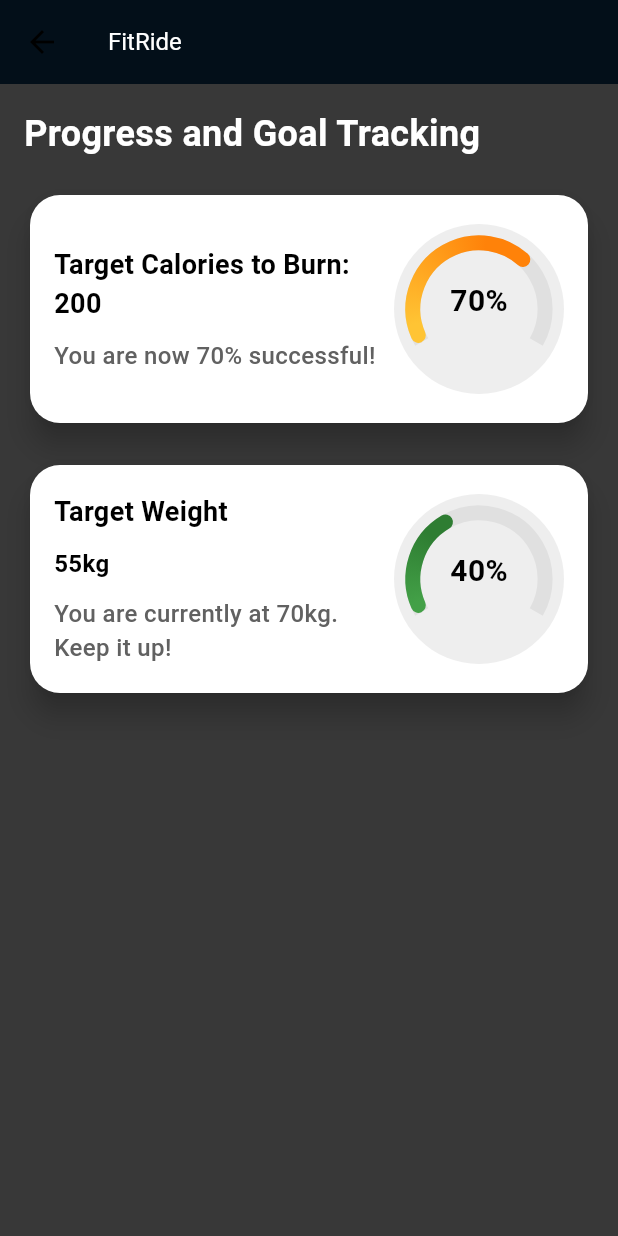
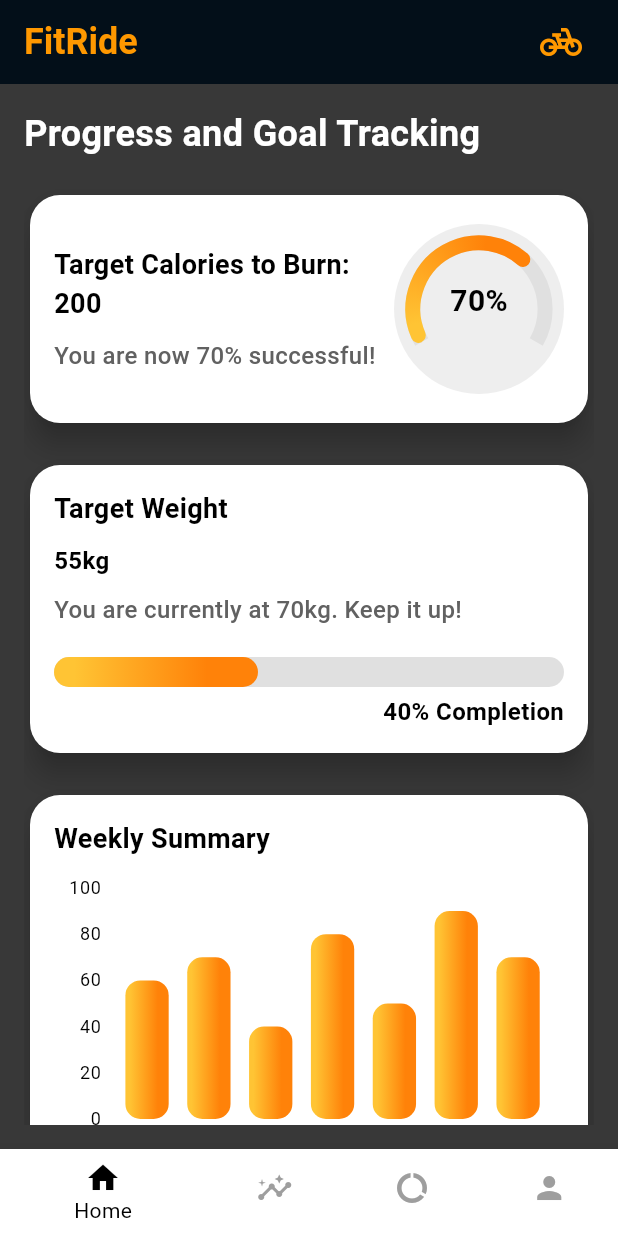
Before and after one commit to 1Jerome23/FitRide, a Flutter app: the GoalTrackingPage screen opened by its route, on a phone screen of 412 x 824 dp. Run offline on Flutter 3.47's test engine with Material 3 defaults, Android fonts, the phone set to English and light mode, and no system bars; drawn by our look-alikes of syncfusion_flutter_gauges; our stand-ins replace cloud_firestore, firebase_auth, firebase_core, font_awesome_flutter, geolocator, google_fonts and 2 more; accounts and stored records are empty.

Commit message:
new goal tracking page

```diff
--- a/fitride/lib/pages/goal_tracking.dart
+++ b/fitride/lib/pages/goal_tracking.dart
@@ -1,29 +1,69 @@
 import 'package:flutter/material.dart';
-import 'package:syncfusion_flutter_gauges/gauges.dart';
+import 'package:syncfusion_flutter_charts/charts.dart';
+import 'package:syncfusion_flutter_gauges/gauges.dart' as gauges;
+import 'package:google_fonts/google_fonts.dart';
 
-class GoalTrackingPage extends StatelessWidget {
+class GoalTrackingPage extends StatefulWidget {
   const GoalTrackingPage({super.key});
+
+  @override
+  _GoalTrackingPageState createState() => _GoalTrackingPageState();
+}
+
+class _GoalTrackingPageState extends State<GoalTrackingPage> {
+  int _selectedIndex = 0;
+
+  void _onItemTapped(int index) {
+    setState(() {
+      _selectedIndex = index;
+    });
+  }
+
+  void _logout() {
+    // Add your logout logic here
+    print("User logged out");
+  }
 
   @override
   Widget build(BuildContext context) {
     return Scaffold(
       backgroundColor: Color(0xFF383838), // Background color #383838
       appBar: AppBar(
+        automaticallyImplyLeading: false,
         backgroundColor: Colors.black,
-        title: Text(
-          'FitRide',
-          style: TextStyle(
-            color: Colors.white,
-            fontSize: 16,
+        title: Row(
+          mainAxisAlignment: MainAxisAlignment.spaceBetween,
+          children: [
+            // FitRide Title Section
+            Text(
+              "FitRide",
+              style: GoogleFonts.roboto(
+                color: Colors.orange,
+                fontSize: 24,
+                fontWeight: FontWeight.bold,
               ),
+            ),
+            GestureDetector(
+              onTap: _logout,
+              child: Padding(
+                padding: const EdgeInsets.all(8.0),
+                child: Icon(
+                  Icons.pedal_bike,
+                  color: Colors.orange,
+                  size: 28,
+                ),
+              ),
+            ),
+          ],
         ),
       ),
       body: Padding(
         padding: const EdgeInsets.all(16.0),
+        child: SingleChildScrollView(
           child: Column(
             crossAxisAlignment: CrossAxisAlignment.start,
             children: [
-            // Title at the top
+              // Title
               Text(
                 'Progress and Goal Tracking',
                 style: TextStyle(
@@ -34,7 +74,7 @@ class GoalTrackingPage extends StatelessWidget {
               ),
               SizedBox(height: 20),
 
-            // First Card: Calories Burned
+              // First Card: Target Calories to Burn
               Card(
                 color: Colors.white,
                 shape: RoundedRectangleBorder(
@@ -82,21 +122,21 @@ class GoalTrackingPage extends StatelessWidget {
                             shape: BoxShape.circle,
                             color: Colors.grey.shade200,
                           ),
-                        child: SfRadialGauge(
+                          child: gauges.SfRadialGauge(
                             axes: [
-                            RadialAxis(
+                              gauges.RadialAxis(
                                 pointers: [
-                                RangePointer(
+                                  gauges.RangePointer(
                                     value: 70,
                                     width: 10,
-                                  cornerStyle: CornerStyle.bothCurve,
+                                    cornerStyle: gauges.CornerStyle.bothCurve,
                                     gradient: SweepGradient(
                                       colors: [Color(0xFFFFC434), Color(0xFFFF8209)],
                                       stops: [0.1, 0.75],
                                     ),
                                   )
                                 ],
-                              axisLineStyle: AxisLineStyle(
+                                axisLineStyle: gauges.AxisLineStyle(
                                   thickness: 10,
                                   color: Colors.grey.shade300,
                                 ),
@@ -105,7 +145,7 @@ class GoalTrackingPage extends StatelessWidget {
                                 showLabels: false,
                                 showTicks: false,
                                 annotations: [
-                                GaugeAnnotation(
+                                  gauges.GaugeAnnotation(
                                     widget: Text(
                                       '70%',
                                       style: TextStyle(
@@ -139,11 +179,6 @@ class GoalTrackingPage extends StatelessWidget {
                 elevation: 8,
                 child: Padding(
                   padding: const EdgeInsets.all(16.0),
-                child: Row(
-                  children: [
-                    // Left side: Text information
-                    Expanded(
-                      flex: 2,
                   child: Column(
                     crossAxisAlignment: CrossAxisAlignment.start,
                     children: [
@@ -173,59 +208,103 @@ class GoalTrackingPage extends StatelessWidget {
                           color: Colors.grey.shade700,
                         ),
                       ),
+                      SizedBox(height: 20),
+                      // Horizontal Progress Bar
+                      Stack(
+                        children: [
+                          // Background bar
+                          Container(
+                            height: 20,
+                            decoration: BoxDecoration(
+                              color: Colors.grey.shade300,
+                              borderRadius: BorderRadius.circular(10),
+                            ),
+                          ),
+                          // Foreground progress bar
+                          FractionallySizedBox(
+                            widthFactor: 0.4, // 40% progress
+                            child: Container(
+                              height: 20,
+                              decoration: BoxDecoration(
+                                gradient: LinearGradient(
+                                  colors: [Color(0xFFFFC434), Color(0xFFFF8209)],
+                                  stops: [0.1, 0.75],
+                                ),
+                                borderRadius: BorderRadius.circular(10),
+                              ),
+                            ),
+                          ),
+                        ],
+                      ),
+                      SizedBox(height: 5),
+                      Align(
+                        alignment: Alignment.centerRight,
+                        child: Text(
+                          '40% Completion',
+                          style: TextStyle(
+                            fontSize: 16,
+                            fontWeight: FontWeight.bold,
+                            color: Colors.black,
+                          ),
+                        ),
+                      ),
                     ],
                   ),
                 ),
-                    // Right side: Radial gauge
-                    Expanded(
-                      flex: 1,
-                      child: Container(
-                        height: 120,
-                        width: 120,
-                        padding: EdgeInsets.all(5),
-                        decoration: BoxDecoration(
-                          shape: BoxShape.circle,
-                          color: Colors.grey.shade200,
               ),
-                        child: SfRadialGauge(
-                          axes: [
-                            RadialAxis(
-                              pointers: [
-                                RangePointer(
-                                  value: 40,
-                                  width: 10,
-                                  cornerStyle: CornerStyle.bothCurve,
-                                  gradient: SweepGradient(
-                                    colors: [Color(0xFF43A047), Color(0xFF2E7D32)],
-                                    stops: [0.1, 0.75],
+
+              SizedBox(height: 20),
+
+              // Third Card: Weekly Summary
+              Card(
+                color: Colors.white,
+                shape: RoundedRectangleBorder(
+                  borderRadius: BorderRadius.circular(20),
                 ),
-                                )
-                              ],
-                              axisLineStyle: AxisLineStyle(
-                                thickness: 10,
-                                color: Colors.grey.shade300,
-                              ),
-                              startAngle: 150,
-                              endAngle: 390,
-                              showLabels: false,
-                              showTicks: false,
-                              annotations: [
-                                GaugeAnnotation(
-                                  widget: Text(
-                                    '40%',
+                elevation: 8,
+                child: Padding(
+                  padding: const EdgeInsets.all(16.0),
+                  child: Column(
+                    crossAxisAlignment: CrossAxisAlignment.start,
+                    children: [
+                      Text(
+                        'Weekly Summary',
                         style: TextStyle(
+                          fontSize: 18,
                           fontWeight: FontWeight.bold,
-                                      fontSize: 20,
                           color: Colors.black,
                         ),
                       ),
-                                  angle: 270,
-                                  positionFactor: 0.1,
-                                )
+                      SizedBox(height: 10),
+                      Container(
+                        height: 200,
+                        child: SfCartesianChart(
+                          primaryXAxis: CategoryAxis(),
+                          primaryYAxis: NumericAxis(
+                            minimum: 0,
+                            maximum: 100,
+                            interval: 20,
+                          ),
+                          series: <ChartSeries>[
+                            ColumnSeries<ChartData, String>(
+                              dataSource: [
+                                ChartData('Mon', 60),
+                                ChartData('Tue', 70),
+                                ChartData('Wed', 40),
+                                ChartData('Thu', 80),
+                                ChartData('Fri', 50),
+                                ChartData('Sat', 90),
+                                ChartData('Sun', 70),
                               ],
-                            )
+                              xValueMapper: (ChartData data, _) => data.day,
+                              yValueMapper: (ChartData data, _) => data.value,
+                              gradient: LinearGradient(
+                                colors: [Color(0xFFFFC434), Color(0xFFFF8209)],
+                                stops: [0.1, 0.75],
+                              ),
+                              borderRadius: BorderRadius.circular(10),
+                            ),
                           ],
-                        ),
                         ),
                       ),
                     ],
@@ -235,6 +314,38 @@ class GoalTrackingPage extends StatelessWidget {
             ],
           ),
         ),
+      ),
+      bottomNavigationBar: BottomNavigationBar(
+        currentIndex: _selectedIndex,
+        selectedItemColor: Theme.of(context).colorScheme.primary,
+        unselectedItemColor: Colors.grey,
+        onTap: _onItemTapped,
+        items: const <BottomNavigationBarItem>[
+          BottomNavigationBarItem(
+            icon: Icon(Icons.home),
+            label: 'Home',
+          ),
+          BottomNavigationBarItem(
+            icon: Icon(Icons.insights),
+            label: 'Insights',
+          ),
+          BottomNavigationBarItem(
+            icon: Icon(Icons.data_usage),
+            label: 'Data',
+          ),
+          BottomNavigationBarItem(
+            icon: Icon(Icons.person),
+            label: 'Profile',
+          ),
+        ],
+      ),
     );
   }
 }
+
+class ChartData {
+  final String day;
+  final double value;
+
+  ChartData(this.day, this.value);
+}
--- a/fitride/pubspec.yaml
+++ b/fitride/pubspec.yaml
@@ -44,6 +44,7 @@ dependencies:
   firebase_core: ^3.10.0
   geocoding: ^3.0.0
   syncfusion_flutter_gauges: ^20.3.60
+  syncfusion_flutter_charts: ^20.3.60
 
 
 
```
Also changed, not shown: fitride/pubspec.lock. Lines whose indentation alone changed are shown as unchanged.
